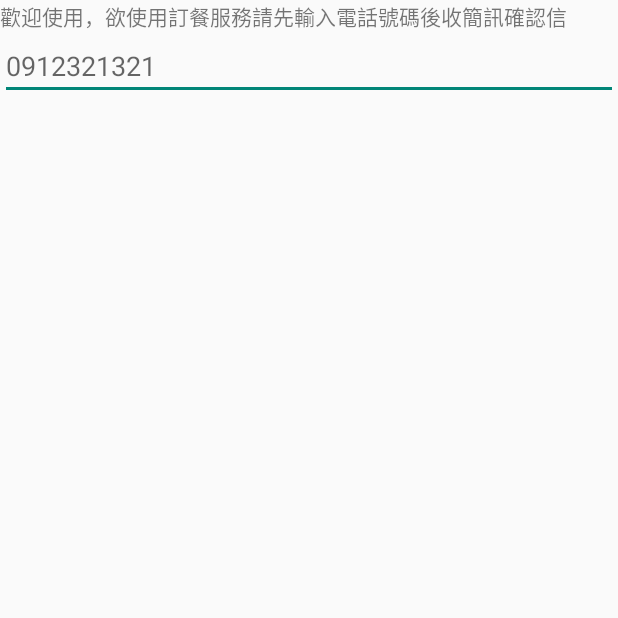
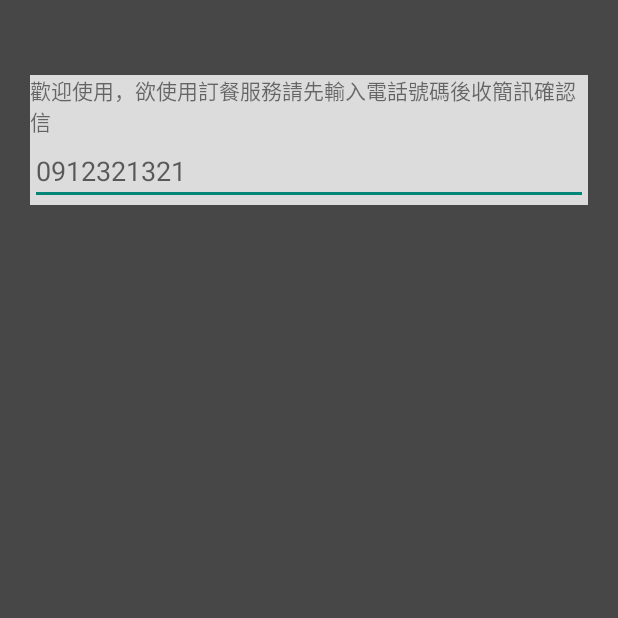
Before and after one commit to heronyang/plate-android, an Android app: the RegisterActivity screen opened directly, with no data from a screen before it, on a phone screen of 412 x 824 dp, the top half of it. Run offline under Robolectric (Android 15) with nearby library versions, the phone set to English and light mode, and no system bars; libraries missing offline, so code that uses them is left out: retrofit.client.

Commit message:
Merge branch 'master' of plate.tw:~/plate-android
Conflicts:
	Plate.tw/src/main/java/tw/plate/ConfirmOrder.java

```diff
--- a/Plate.tw/src/main/res/layout/activity_menu.xml
+++ b/Plate.tw/src/main/res/layout/activity_menu.xml
@@ -6,6 +6,7 @@ style="@style/gray_version"
     <TextView
         style="@style/margin_left_right"
         android:id="@+id/tv_category"
+        android:padding="@dimen/small_margin"
         android:layout_width="match_parent"
         android:layout_height="wrap_content"
         android:textSize="@dimen/rest_textsize"
--- a/Plate.tw/src/main/res/layout/activity_register.xml
+++ b/Plate.tw/src/main/res/layout/activity_register.xml
@@ -1,11 +1,26 @@
-<LinearLayout xmlns:android="http://schemas.android.com/apk/res/android"
-    android:layout_width="match_parent"
-    android:layout_height="match_parent"
-    android:orientation="vertical">
+<RelativeLayout
+    android:layout_width="fill_parent"
+    android:layout_height="fill_parent"
+    style="@style/gray_version"
+    xmlns:android="http://schemas.android.com/apk/res/android">
 
+    <RelativeLayout
+        android:orientation="horizontal"
+        android:layout_width="fill_parent"
+        android:layout_height="wrap_content"
+        android:layout_marginTop="@dimen/reg_box_padding_up_down"
+        android:layout_marginBottom="@dimen/reg_box_padding_up_down"
+        android:layout_marginLeft="@dimen/reg_box_padding_side"
+        android:layout_marginRight="@dimen/reg_box_padding_side"
+        android:layout_alignParentTop="true"
+        android:layout_alignParentLeft="true"
+        android:background="@color/background_2"
+        >
 
         <TextView
             android:id="@+id/tvRegisterMessage"
+            android:text="TEXT"
+            android:layout_gravity="center"
             android:layout_width="fill_parent"
             android:layout_height="wrap_content" />
 
@@ -15,6 +30,10 @@
             android:layout_height="wrap_content"
             android:hint="@string/example_phone_number"
             android:maxLength="10"
-        android:inputType="phone" />
+            android:inputType="phone"
+            android:layout_below="@+id/tvRegisterMessage"
+            android:layout_alignParentLeft="true" />
 
-</LinearLayout>
+
+    </RelativeLayout>
+</RelativeLayout>
--- a/Plate.tw/src/main/res/layout/listrow_restaurant.xml
+++ b/Plate.tw/src/main/res/layout/listrow_restaurant.xml
@@ -1,9 +1,8 @@
 <?xml version="1.0" encoding="utf-8"?>
 
 <LinearLayout xmlns:android="http://schemas.android.com/apk/res/android"
-    android:orientation="vertical" android:layout_width="match_parent"
-    android:layout_height="match_parent">
-
+    android:orientation="vertical" android:layout_width="fill_parent"
+    android:layout_height="fill_parent">
 
     <RelativeLayout
         android:layout_width="fill_parent"
--- a/Plate.tw/src/main/res/values/dimens.xml
+++ b/Plate.tw/src/main/res/values/dimens.xml
@@ -44,4 +44,13 @@
     <dimen name="restname_text_size"> 25dp </dimen>
     <dimen name="item_text_size"> 20dp </dimen>
 
+    <!-- register activity-->
+    <dimen name="reg_box_padding_up_down"> 50dp </dimen>
+    <dimen name="reg_box_padding_side"> 20dp </dimen>
+
+
+    <dimen name="small_margin"> 10dp </dimen>
+
+
+
 </resources>
```
Also changed, not shown: Plate.tw/src/main/java/tw/plate/RestaurantActivity.java (+11 -11 lines), Plate.tw/src/main/res/layout/activity_confirm_order.xml (+26 -31 lines), Plate.tw/src/main/res/layout/listrow_menu.xml (+23 -24 lines), Plate.tw/src/main/res/layout/receipt_frag.xml (+11 -14 lines). Lines whose indentation alone changed are shown as unchanged.
